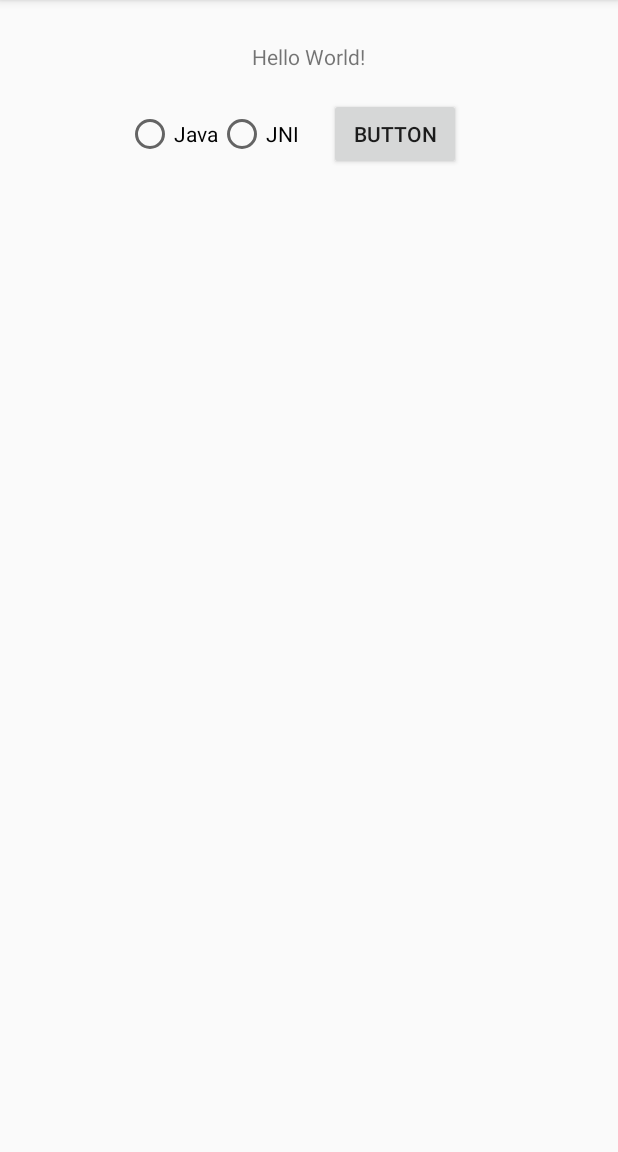
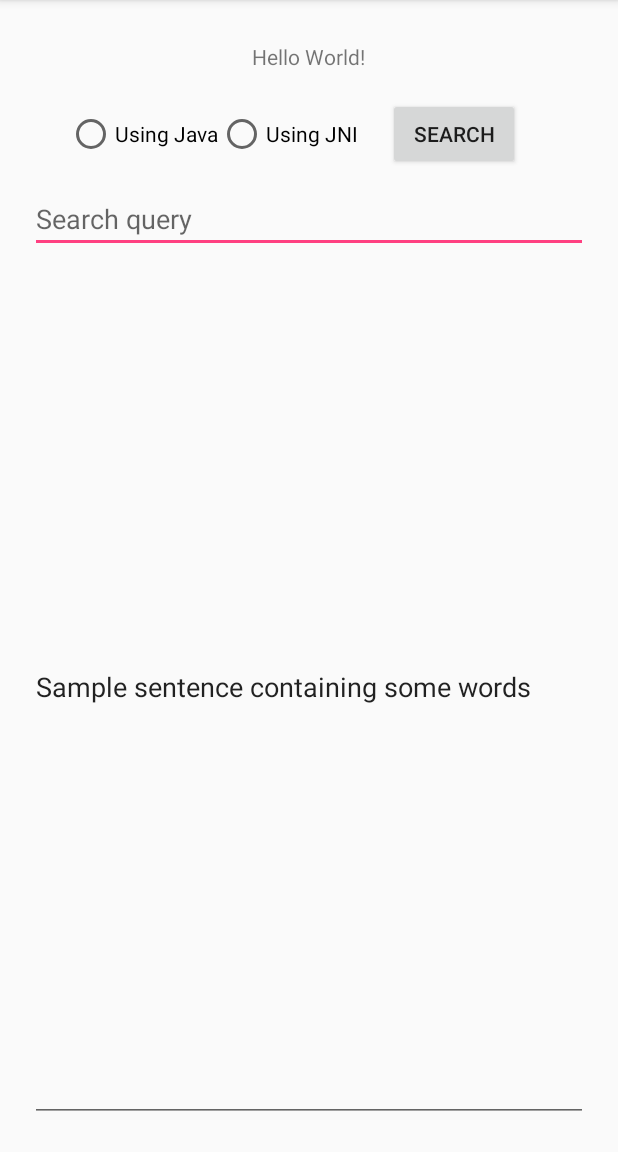
Before and after one commit to shobhitagarwal1612/SearchNative, an Android app: the screen it shows after launch (MainActivity), on a phone screen of 412 x 824 dp, the part 84-1236 px from its top. Run offline under Robolectric (Android 15) with nearby library versions, the phone set to English and light mode, and no system bars; 1 statement that could not run was skipped.

Commit message:
Adds edit texts to manually add the text to be searched

```diff
--- a/app/src/main/java/searchnative/example/com/searchnative/MainActivity.java
+++ b/app/src/main/java/searchnative/example/com/searchnative/MainActivity.java
@@ -2,51 +2,74 @@ package searchnative.example.com.searchnative;
 
 import android.os.Bundle;
 import android.support.v7.app.AppCompatActivity;
+import android.text.TextUtils;
 import android.view.View;
 import android.widget.Button;
+import android.widget.EditText;
 import android.widget.RadioGroup;
 import android.widget.TextView;
+import android.widget.Toast;
 
 import java.util.Locale;
 
 public class MainActivity extends AppCompatActivity implements View.OnClickListener {
 
+    private static final String text = "Sample sentence containing some words";
+
     private RadioGroup type;
-    private TextView textView;
+    private TextView result;
+    private EditText search;
     private SearchLib searchLib;
+    private EditText textString;
 
     @Override
     protected void onCreate(Bundle savedInstanceState) {
         super.onCreate(savedInstanceState);
         setContentView(R.layout.activity_main);
 
-        textView = findViewById(R.id.text);
+        result = findViewById(R.id.result);
         type = findViewById(R.id.type);
+        search = findViewById(R.id.search);
+        textString = findViewById(R.id.textString);
 
         Button button = findViewById(R.id.button);
         button.setOnClickListener(this);
 
         searchLib = new SearchLib();
+        textString.setText(text);
     }
 
     @Override
     public void onClick(View view) {
-        String textString = "Sample sentence containing some words";
-        String stringToSearch = "some1";
 
-        String text = "";
+        String searchText = search.getText().toString();
+        String textString = this.textString.getText().toString();
+
+        if (TextUtils.isEmpty(searchText)) {
+            Toast.makeText(this, "Enter search query", Toast.LENGTH_SHORT).show();
+            return;
+        }
+
+        if (TextUtils.isEmpty(textString)) {
+            Toast.makeText(this, "Enter data", Toast.LENGTH_SHORT).show();
+            return;
+        }
+
+        String resultText = "";
         long time = System.currentTimeMillis();
         switch (type.getCheckedRadioButtonId()) {
             case R.id.typeJava:
-                text = searchLib.stringFromJava(textString, stringToSearch);
+                resultText = searchLib.stringFromJava(textString, searchText);
                 break;
 
             case R.id.typeJNI:
-                text = searchLib.stringFromJNI(textString, stringToSearch);
+                resultText = searchLib.stringFromJNI(textString, searchText);
                 break;
+            default:
+                return;
         }
         time = System.currentTimeMillis() - time;
 
-        textView.setText(String.format(Locale.getDefault(), getString(R.string.result), text, time));
+        result.setText(String.format(Locale.getDefault(), getString(R.string.result), resultText, time));
     }
 }
--- a/app/src/main/java/searchnative/example/com/searchnative/SearchLib.java
+++ b/app/src/main/java/searchnative/example/com/searchnative/SearchLib.java
@@ -6,15 +6,10 @@ import java.util.regex.Pattern;
 
 public class SearchLib {
 
-    // Used to load the 'native-lib' library on application startup.
     static {
         System.loadLibrary("native-lib");
     }
 
-    /**
-     * A native method that is implemented by the 'native-lib' native library,
-     * which is packaged with this application.
-     */
     public native String stringFromJNI(String textString, String stringToSearch);
 
     String stringFromJava(String textString, String stringToSearch) {
@@ -32,5 +27,4 @@ public class SearchLib {
 
         return stringBuilder.toString();
     }
-
 }
--- a/app/src/main/res/layout/activity_main.xml
+++ b/app/src/main/res/layout/activity_main.xml
@@ -8,7 +8,7 @@
     android:padding="20dp">
 
     <TextView
-        android:id="@+id/text"
+        android:id="@+id/result"
         android:layout_width="wrap_content"
         android:layout_height="wrap_content"
         android:layout_marginBottom="8dp"
@@ -35,14 +35,14 @@
                 android:layout_width="wrap_content"
                 android:layout_height="wrap_content"
                 android:layout_weight="1"
-                android:text="Java" />
+                android:text="@string/using_java" />
 
             <RadioButton
                 android:id="@+id/typeJNI"
                 android:layout_width="wrap_content"
                 android:layout_height="wrap_content"
                 android:layout_weight="1"
-                android:text="JNI" />
+                android:text="@string/using_jni" />
         </RadioGroup>
 
         <Button
@@ -51,6 +51,21 @@
             android:layout_height="wrap_content"
             android:layout_marginLeft="20dp"
             android:layout_marginRight="20dp"
-            android:text="Button" />
+            android:text="@string/search" />
     </LinearLayout>
+
+    <EditText
+        android:id="@+id/search"
+        android:layout_width="match_parent"
+        android:layout_height="wrap_content"
+        android:ems="10"
+        android:hint="@string/search_query"
+        android:inputType="textPersonName" />
+
+    <EditText
+        android:id="@+id/textString"
+        android:layout_width="match_parent"
+        android:layout_height="match_parent"
+        android:ems="10"
+        android:inputType="textMultiLine" />
 </LinearLayout>
--- a/app/src/main/res/values/strings.xml
+++ b/app/src/main/res/values/strings.xml
@@ -1,4 +1,8 @@
 <resources>
     <string name="app_name">SearchNative</string>
     <string name="result">%s  Time taken: %dms</string>
+    <string name="search_query">Search query</string>
+    <string name="search">Search</string>
+    <string name="using_java">Using Java</string>
+    <string name="using_jni">Using JNI</string>
 </resources>
```
